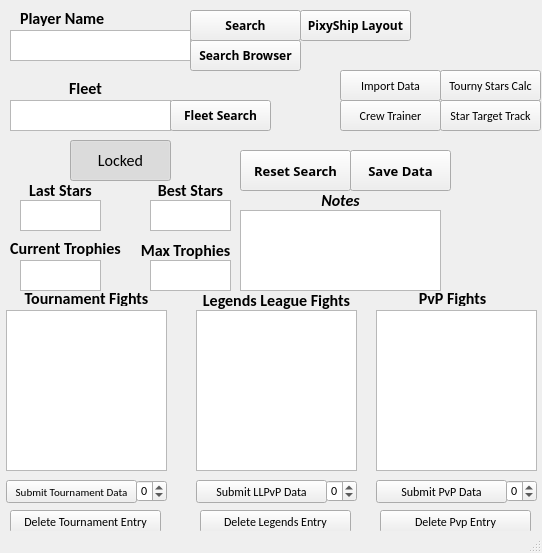
The window that _internal/pss-ttt.ui (arraken/pss-ttt) describes before a commit, drawn with Qt 5.
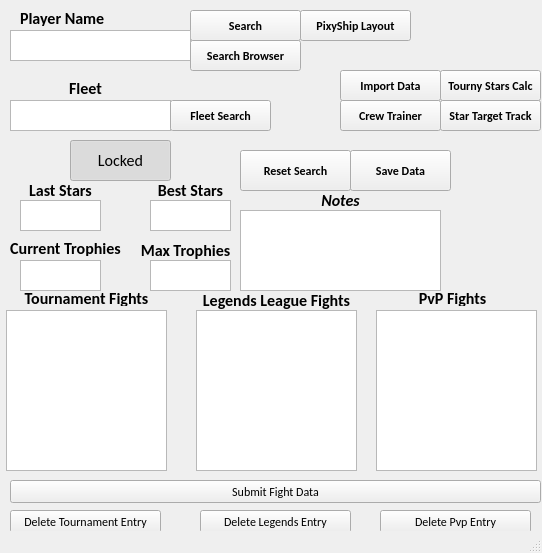
The same window after the commit.

Patch:
```diff
--- a/_internal/pss-ttt.ui
+++ b/_internal/pss-ttt.ui
@@ -154,35 +154,6 @@
      <bool>true</bool>
     </property>
    </widget>
-   <widget class="QPushButton" name="pvpSubmit">
-    <property name="geometry">
-     <rect>
-      <x>376</x>
-      <y>480</y>
-      <width>131</width>
-      <height>23</height>
-     </rect>
-    </property>
-    <property name="text">
-     <string>Submit PvP Data</string>
-    </property>
-   </widget>
-   <widget class="QSpinBox" name="starCount">
-    <property name="geometry">
-     <rect>
-      <x>136</x>
-      <y>480</y>
-      <width>31</width>
-      <height>22</height>
-     </rect>
-    </property>
-    <property name="minimum">
-     <number>-40</number>
-    </property>
-    <property name="maximum">
-     <number>40</number>
-    </property>
-   </widget>
    <widget class="QLabel" name="starsLastTournamentLabel">
     <property name="geometry">
      <rect>
@@ -221,22 +192,6 @@
      <bool>true</bool>
     </property>
    </widget>
-   <widget class="QSpinBox" name="trophyCount">
-    <property name="geometry">
-     <rect>
-      <x>506</x>
-      <y>480</y>
-      <width>31</width>
-      <height>22</height>
-     </rect>
-    </property>
-    <property name="minimum">
-     <number>-40</number>
-    </property>
-    <property name="maximum">
-     <number>40</number>
-    </property>
-   </widget>
    <widget class="QTextBrowser" name="maxTrophies">
     <property name="geometry">
      <rect>
@@ -261,7 +216,8 @@
     </property>
     <property name="font">
      <font>
-      <family>Arial Black</family>
+      <family>Calibri</family>
+      <pointsize>9</pointsize>
       <weight>75</weight>
       <bold>true</bold>
      </font>
@@ -295,35 +251,6 @@
      <set>Qt::AlignCenter</set>
     </property>
    </widget>
-   <widget class="QPushButton" name="legendsSubmit">
-    <property name="geometry">
-     <rect>
-      <x>196</x>
-      <y>480</y>
-      <width>131</width>
-      <height>23</height>
-     </rect>
-    </property>
-    <property name="text">
-     <string>Submit LLPvP Data</string>
-    </property>
-   </widget>
-   <widget class="QSpinBox" name="legendTrophyCount">
-    <property name="geometry">
-     <rect>
-      <x>326</x>
-      <y>480</y>
-      <width>31</width>
-      <height>22</height>
-     </rect>
-    </property>
-    <property name="minimum">
-     <number>-40</number>
-    </property>
-    <property name="maximum">
-     <number>40</number>
-    </property>
-   </widget>
    <widget class="QLabel" name="currentTrophiesLabel">
     <property name="geometry">
      <rect>
@@ -436,24 +363,6 @@
      <bool>true</bool>
     </property>
    </widget>
-   <widget class="QPushButton" name="tournamentSubmit">
-    <property name="geometry">
-     <rect>
-      <x>6</x>
-      <y>480</y>
-      <width>131</width>
-      <height>23</height>
-     </rect>
-    </property>
-    <property name="font">
-     <font>
-      <pointsize>8</pointsize>
-     </font>
-    </property>
-    <property name="text">
-     <string>Submit Tournament Data</string>
-    </property>
-   </widget>
    <widget class="QTextBrowser" name="currentTrophies">
     <property name="geometry">
      <rect>
@@ -556,8 +465,8 @@
     </property>
     <property name="font">
      <font>
-      <family>Arial Black</family>
-      <pointsize>10</pointsize>
+      <family>Calibri</family>
+      <pointsize>9</pointsize>
       <weight>75</weight>
       <bold>true</bold>
      </font>
@@ -613,8 +522,8 @@
     </property>
     <property name="font">
      <font>
-      <family>Arial Black</family>
-      <pointsize>10</pointsize>
+      <family>Calibri</family>
+      <pointsize>9</pointsize>
       <weight>75</weight>
       <bold>true</bold>
      </font>
@@ -634,7 +543,8 @@
     </property>
     <property name="font">
      <font>
-      <family>Arial Black</family>
+      <family>Calibri</family>
+      <pointsize>9</pointsize>
       <weight>75</weight>
       <bold>true</bold>
      </font>
@@ -652,6 +562,14 @@
       <height>31</height>
      </rect>
     </property>
+    <property name="font">
+     <font>
+      <family>Calibri</family>
+      <pointsize>9</pointsize>
+      <weight>75</weight>
+      <bold>true</bold>
+     </font>
+    </property>
     <property name="toolTip">
      <string extracomment="Targets Import.xls file located in same folder and loads DB with data"/>
     </property>
@@ -673,7 +591,8 @@
     </property>
     <property name="font">
      <font>
-      <family>Arial Black</family>
+      <family>Calibri</family>
+      <pointsize>9</pointsize>
       <weight>75</weight>
       <bold>true</bold>
      </font>
@@ -730,6 +649,13 @@
       <height>31</height>
      </rect>
     </property>
+    <property name="font">
+     <font>
+      <pointsize>9</pointsize>
+      <weight>75</weight>
+      <bold>true</bold>
+     </font>
+    </property>
     <property name="text">
      <string>Tourny Stars Calc</string>
     </property>
@@ -743,6 +669,13 @@
       <height>31</height>
      </rect>
     </property>
+    <property name="font">
+     <font>
+      <pointsize>9</pointsize>
+      <weight>75</weight>
+      <bold>true</bold>
+     </font>
+    </property>
     <property name="text">
      <string>Crew Trainer</string>
     </property>
@@ -756,6 +689,13 @@
       <height>31</height>
      </rect>
     </property>
+    <property name="font">
+     <font>
+      <pointsize>9</pointsize>
+      <weight>75</weight>
+      <bold>true</bold>
+     </font>
+    </property>
     <property name="text">
      <string>Star Target Track</string>
     </property>
@@ -771,7 +711,8 @@
     </property>
     <property name="font">
      <font>
-      <family>Arial Black</family>
+      <family>Calibri</family>
+      <pointsize>9</pointsize>
       <weight>75</weight>
       <bold>true</bold>
      </font>
@@ -780,6 +721,19 @@
      <string>Search Browser</string>
     </property>
    </widget>
+   <widget class="QPushButton" name="submitNewDataButton">
+    <property name="geometry">
+     <rect>
+      <x>10</x>
+      <y>480</y>
+      <width>531</width>
+      <height>23</height>
+     </rect>
+    </property>
+    <property name="text">
+     <string>Submit Fight Data</string>
+    </property>
+   </widget>
   </widget>
   <widget class="QStatusBar" name="statusbar">
    <property name="sizeGripEnabled">
```
Left out of the diff: 6 changed lines with no effect on the pictures.
